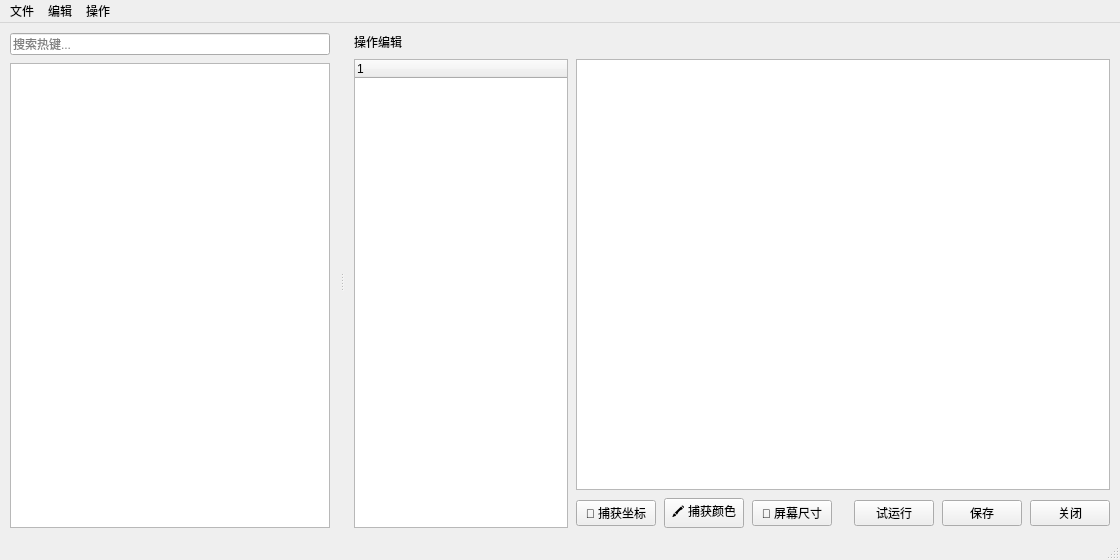
First picture: the form in hotkey/ui/forms/main_window.ui, repository Qiuxile/HotKey, before the edit.
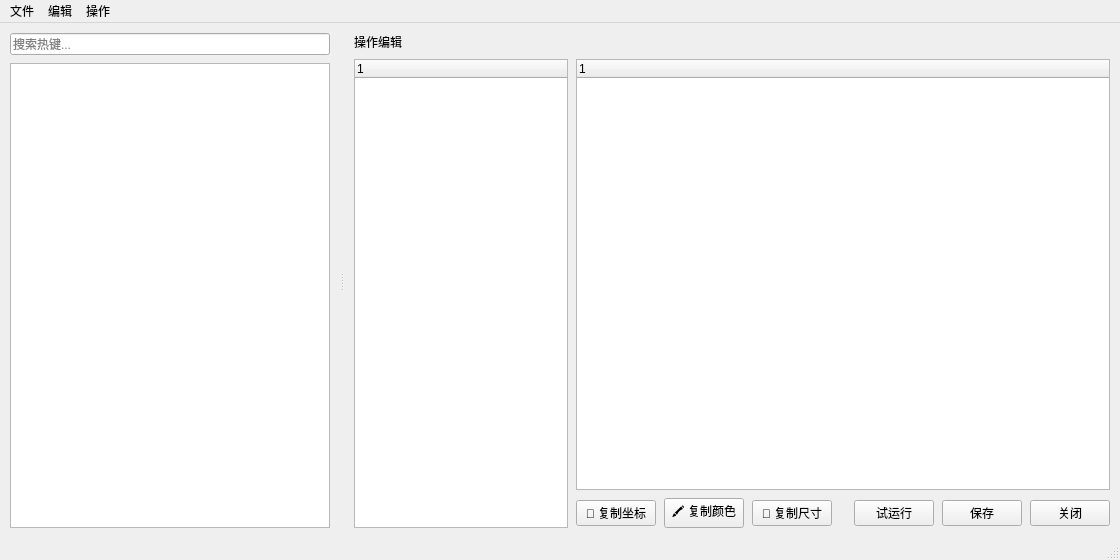
Second picture: the form after the edit. Custom widgets are drawn as their Qt base class.

Commit message: feat(ui): replace free-text editor with Chinese block palette

What changed in the file:
```diff
--- a/hotkey/ui/forms/main_window.ui
+++ b/hotkey/ui/forms/main_window.ui
@@ -152,28 +152,28 @@
              <number>8</number>
             </property>
             <item>
-             <widget class="ScriptEditor" name="scriptEditor"/>
+             <widget class="BlockTree" name="blockTree"/>
             </item>
             <item>
              <layout class="QHBoxLayout" name="editorToolbar">
               <item>
                <widget class="QPushButton" name="btnCapturePos">
                 <property name="text">
-                 <string>🎯 捕获坐标</string>
+                 <string>🎯 复制坐标</string>
                 </property>
                </widget>
               </item>
               <item>
                <widget class="QPushButton" name="btnCaptureColor">
                 <property name="text">
-                 <string>🖍 捕获颜色</string>
+                 <string>🖍 复制颜色</string>
                 </property>
                </widget>
               </item>
               <item>
                <widget class="QPushButton" name="btnScreenSize">
                 <property name="text">
-                 <string>📐 屏幕尺寸</string>
+                 <string>📐 复制尺寸</string>
                 </property>
                </widget>
               </item>
@@ -341,9 +341,9 @@
  </widget>
  <customwidgets>
   <customwidget>
-   <class>ScriptEditor</class>
-   <extends>QPlainTextEdit</extends>
-   <header>hotkey.ui.widgets.script_editor</header>
+   <class>BlockTree</class>
+   <extends>QTreeWidget</extends>
+   <header>hotkey.ui.widgets.block_tree</header>
   </customwidget>
   <customwidget>
    <class>StatementTree</class>
```
The commit also changes 16 other files.
